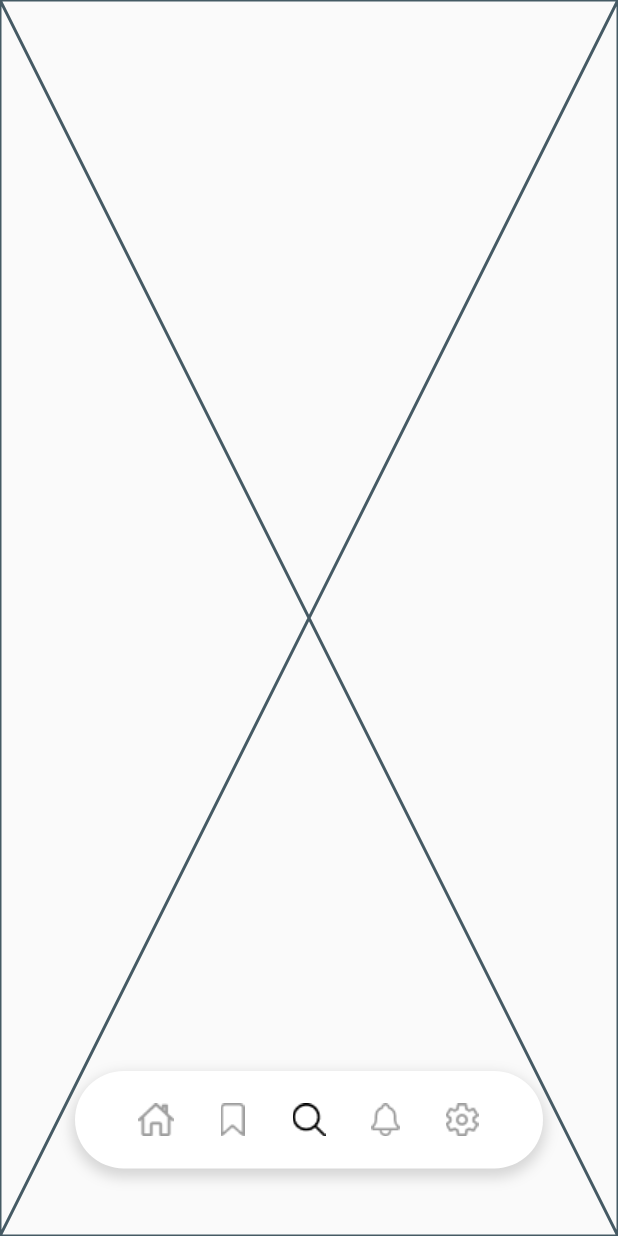
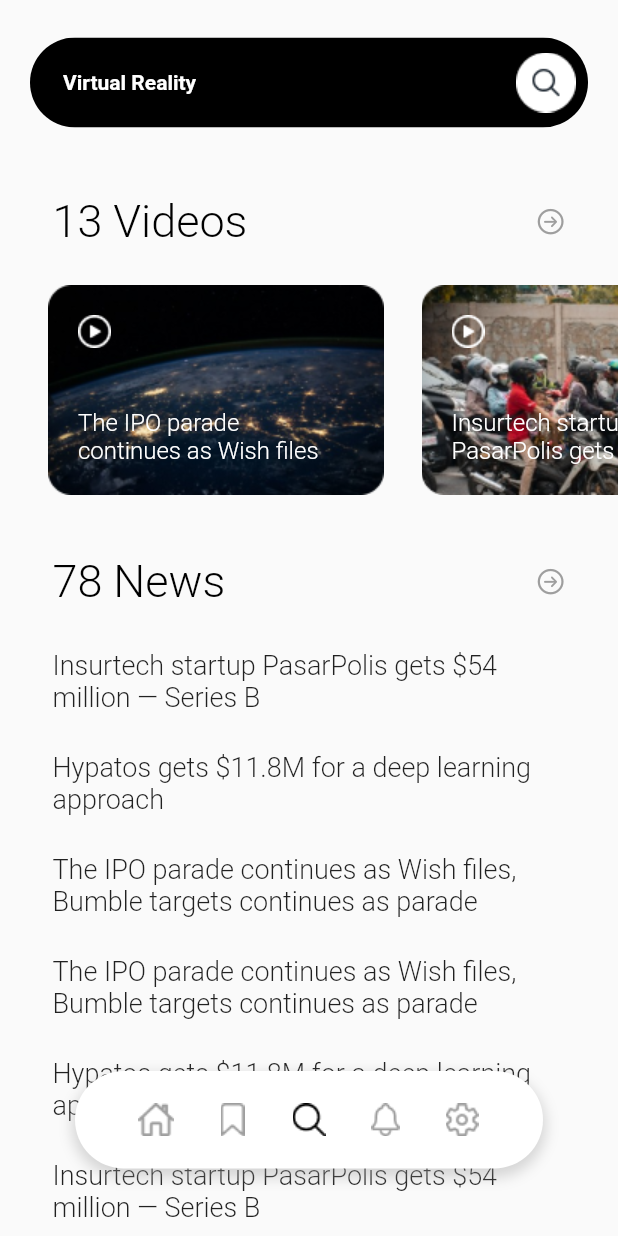
Before and after one commit to hosivay/news_app, a Flutter app: the screen it shows after launch, swiped to page 3, on a phone screen of 412 x 824 dp. Run offline on Flutter 3.47's test engine with Material 2 defaults, Android fonts, the phone set to English and light mode, and no system bars; our stand-ins replace flutter_slidable.

Commit message:
Search Page

```diff
--- a/lib/feature/feature_Home/data/NewsData.dart
+++ b/lib/feature/feature_Home/data/NewsData.dart
@@ -1,7 +1,7 @@
 
 
 
-      var newsData = [
+      List<Map<String, String>> newsData = [
         {
           "image" : "lib/assets/News1.png",
           "title" :  "Insurtech startup PasarPolis gets \$54 million — Series B",
--- a/lib/feature/feature_Home/presentation/screens/HomePage.dart
+++ b/lib/feature/feature_Home/presentation/screens/HomePage.dart
@@ -39,24 +39,8 @@ class HomePage extends StatelessWidget {
                       ],
                     )),
               ),
-              const Padding(
-                padding: EdgeInsets.fromLTRB(35, 25, 35, 10),
-                child: Row(
-                  mainAxisAlignment: MainAxisAlignment.spaceBetween,
-                  children: [
-                    Text(
-                      "Latest News",
-                      style: TextStyle(
-                        color: Colors.grey,
-                      ),
-                    ),
-                    Icon(
-                      CupertinoIcons.arrow_right_circle,
-                      size: 20,
-                      color: Colors.grey,
-                    )
-                  ],
-                ),
+              title_iconArrowRight(
+                title:  "Latest News"
               ),
               ListView.builder(
                 itemCount: 3,
@@ -110,16 +94,10 @@ class HomePage extends StatelessWidget {
       ),
     );
   }
+
+
 }
 
-class SearchPage extends StatelessWidget {
-  const SearchPage({super.key});
-
-  @override
-  Widget build(BuildContext context) {
-    return const Placeholder();
-  }
-}
 
 class NotificationPage extends StatelessWidget {
   const NotificationPage({super.key});
--- a/lib/feature/feature_Home/presentation/widgets/HomePage_widgets.dart
+++ b/lib/feature/feature_Home/presentation/widgets/HomePage_widgets.dart
@@ -1,9 +1,53 @@
 // ignore: file_names
+import 'package:flutter/cupertino.dart';
 import 'package:flutter/material.dart';
 
 // ignore: non_constant_identifier_names
-Widget Appbar({bool? showTitle = true}) {
-  return Padding(
+Widget Appbar(
+    {bool? showTitle = true,
+    bool? searchVersion = false,
+    bool? appbarBookmark = false,
+    bool? appbarSearch = false}) {
+  String iconCheck() {
+    if (appbarBookmark!) {
+      return "lib/assets/searchicon_bookmark.png";
+    } else if (appbarSearch!) {
+      return "lib/assets/searchicon_searchPage.png";
+    } else {
+      return "lib/assets/Podcast_Icon.png";
+    }
+  }
+
+  return Visibility(
+      visible: !searchVersion!,
+      replacement: Padding(
+        padding: const EdgeInsets.fromLTRB(20, 25, 20, 20),
+        child: ClipRRect(
+          borderRadius: BorderRadius.circular(60),
+          child: Container(
+            color: Colors.black,
+            child: Row(
+              mainAxisAlignment: MainAxisAlignment.spaceBetween,
+              crossAxisAlignment: CrossAxisAlignment.center,
+              children: [
+                const Padding(
+                  padding: EdgeInsets.all(22.0),
+                  child: Text(
+                    "Virtual Reality",
+                    style: TextStyle(
+                        color: Colors.white, fontWeight: FontWeight.bold),
+                  ),
+                ),
+                Padding(
+                  padding: const EdgeInsets.all(8.0),
+                  child: Image.asset(iconCheck()),
+                ),
+              ],
+            ),
+          ),
+        ),
+      ),
+      child: Padding(
         padding: const EdgeInsets.fromLTRB(20, 25, 20, 20),
         child: Row(
           mainAxisAlignment: MainAxisAlignment.spaceBetween,
@@ -24,11 +68,11 @@ Widget Appbar({bool? showTitle = true}) {
             ),
             Padding(
               padding: const EdgeInsets.all(8.0),
-          child: Image.asset("lib/assets/Podcast_Icon.png"),
+              child: Image.asset(iconCheck()),
             ),
           ],
         ),
-  );
+      ));
 }
 
 // ignore: non_constant_identifier_names
@@ -102,3 +146,29 @@ Widget BannerWidget(int index, BuildContext context) {
     ],
   );
 }
+
+// ignore: non_constant_identifier_names
+Widget title_iconArrowRight(
+    {required String title,
+    double? fontSize = 14,
+    Color? color = Colors.grey,
+    FontWeight? fontWeight = FontWeight.normal
+    }) {
+  return Padding(
+    padding: const EdgeInsets.fromLTRB(35, 25, 35, 10),
+    child: Row(
+      mainAxisAlignment: MainAxisAlignment.spaceBetween,
+      children: [
+        Text(
+          title,
+          style: TextStyle(color: color, fontSize: fontSize,fontWeight: fontWeight),
+        ),
+        const Icon(
+          CupertinoIcons.arrow_right_circle,
+          size: 20,
+          color: Colors.grey,
+        )
+      ],
+    ),
+  );
+}
--- a/lib/feature/feature_NavigationBar/presentation/screens/NavBar.dart
+++ b/lib/feature/feature_NavigationBar/presentation/screens/NavBar.dart
@@ -1,6 +1,7 @@
 // ignore: file_names
 import 'package:flutter/material.dart';
 import 'package:news_app/feature/feature_Home/presentation/screens/HomePage.dart';
+import 'package:news_app/feature/feature_Search/presentation/screens/SearchPage.dart';
 import 'package:news_app/feature/feature_bookmark/presentation/screens/BookmarkPage.dart';
 
 class NavPage extends StatefulWidget {
--- /dev/null
+++ b/lib/feature/feature_Search/data/SeachData.dart
@@ -0,0 +1,26 @@
+
+
+   List<Map<String, String>> searchData = [
+        {
+          "image" : "lib/assets/SearchVideo1.png",
+          "title" :  "The IPO parade continues as Wish files",
+        },
+         {
+          "image" : "lib/assets/SearchVideo2.png",
+          "title" :  "Insurtech startup PasarPolis gets \$54",
+        },
+      ];
+
+
+ List newsListData = [
+
+        "Insurtech startup PasarPolis gets \$54 million — Series B",
+        "Hypatos gets \$11.8M for a deep learning approach",
+        "The IPO parade continues as Wish files, Bumble targets continues as parade",
+        "The IPO parade continues as Wish files, Bumble targets continues as parade",
+        "Hypatos gets \$11.8M for a deep learning approach",
+        "Insurtech startup PasarPolis gets \$54 million — Series B",
+
+
+
+      ];
--- /dev/null
+++ b/lib/feature/feature_Search/presentation/screens/SearchPage.dart
@@ -0,0 +1,65 @@
+import 'package:flutter/material.dart';
+import 'package:news_app/feature/feature_Home/presentation/widgets/HomePage_widgets.dart';
+import 'package:news_app/feature/feature_Search/presentation/widgets/SearchPage_widgets.dart';
+
+import '../../data/SeachData.dart';
+
+class SearchPage extends StatelessWidget {
+  const SearchPage({super.key});
+
+  @override
+  Widget build(BuildContext context) {
+    return Scaffold(
+      body: SafeArea(
+          child: SingleChildScrollView(
+        physics: const BouncingScrollPhysics(),
+        child: Column(
+          children: [
+            Appbar(searchVersion: true, appbarSearch: true),
+            title_iconArrowRight(
+                title: "13 Videos",
+                fontSize: 30,
+                color: Colors.black,
+                fontWeight: FontWeight.w300),
+            SizedBox(
+              width: MediaQuery.sizeOf(context).width * 2,
+              height: 170,
+              child: ListView.builder(
+                itemCount: searchData.length,
+                scrollDirection: Axis.horizontal,
+                shrinkWrap: true,
+                physics: const BouncingScrollPhysics(),
+                itemBuilder: (context, index) {
+                  return VideoList(index);
+                },
+              ),
+            ),
+            title_iconArrowRight(
+                title: "78 News",
+                fontSize: 30,
+                color: Colors.black,
+                fontWeight: FontWeight.w300),
+            ListView.builder(
+              physics: const NeverScrollableScrollPhysics(),
+              shrinkWrap: true,
+              itemCount: newsListData.length,
+              itemBuilder: (context, index) {
+                return Padding(
+                  padding: const EdgeInsets.fromLTRB(35, 18, 35, 8),
+                  child: Text(
+                    newsListData[index],
+                    style: const TextStyle(
+                        fontSize: 18, fontWeight: FontWeight.w300),
+                  ),
+                );
+              },
+            ),
+            const SizedBox(
+              height: 170,
+            )
+          ],
+        ),
+      )),
+    );
+  }
+}
--- /dev/null
+++ b/lib/feature/feature_Search/presentation/widgets/SearchPage_widgets.dart
@@ -0,0 +1,47 @@
+import 'package:flutter/material.dart';
+import 'package:news_app/feature/feature_Search/data/SeachData.dart';
+
+Widget VideoList(int index) {
+  return Row(
+    children: [
+      index == 0
+          ? const SizedBox(
+              width: 20,
+            )
+          : const SizedBox(
+              width: 1,
+            ),
+      Padding(
+        padding: const EdgeInsets.all(12.0),
+        child: Stack(
+          children: [
+            Image.asset(
+              searchData[index]["image"] as String,
+            ),
+            Positioned(
+              bottom: 20,
+              left: 20,
+              child: SizedBox(
+                width: 180,
+                child: Text(
+                  searchData[index]["title"] as String,
+                  style: const TextStyle(
+                      color: Colors.white,
+                      fontSize: 16,
+                      fontWeight: FontWeight.w300),
+                ),
+              ),
+            ),
+            Positioned(
+              top: 20,
+              left: 20,
+              child: Image.asset(
+                "lib/assets/play_circle_outline.png",
+              ),
+            )
+          ],
+        ),
+      ),
+    ],
+  );
+}
--- a/lib/feature/feature_bookmark/presentation/screens/BookmarkPage.dart
+++ b/lib/feature/feature_bookmark/presentation/screens/BookmarkPage.dart
@@ -16,7 +16,7 @@ class BookMarkPage extends StatelessWidget {
           physics: const BouncingScrollPhysics(),
           child: Column(
             children: [
-              Appbar(showTitle: false),
+              Appbar(showTitle: false, appbarBookmark: true),
               bookmark_title(title: "Collections", fontWeight: FontWeight.bold),
               SingleChildScrollView(
                 scrollDirection: Axis.horizontal,
@@ -58,7 +58,6 @@ class BookMarkPage extends StatelessWidget {
                           backgroundColor: Colors.grey.shade100,
                           foregroundColor: Colors.black,
                           icon: CupertinoIcons.xmark_circle,
-
                           autoClose: true,
                           spacing: 50,
                         ),
```
Also changed, not shown: lib/assets/SearchVideo1.png (added), lib/assets/SearchVideo2.png (added), lib/assets/play_circle_outline.png (added), lib/assets/searchicon_bookmark.png (added), lib/assets/searchicon_searchPage.png (added). Lines whose indentation alone changed are shown as unchanged.
